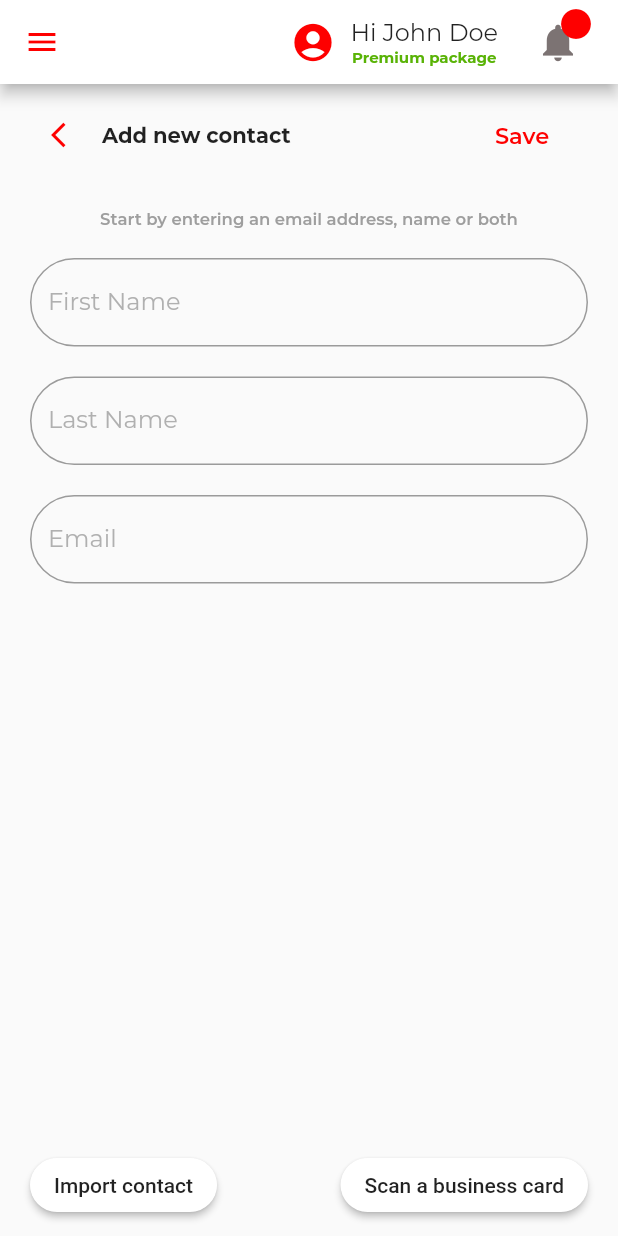
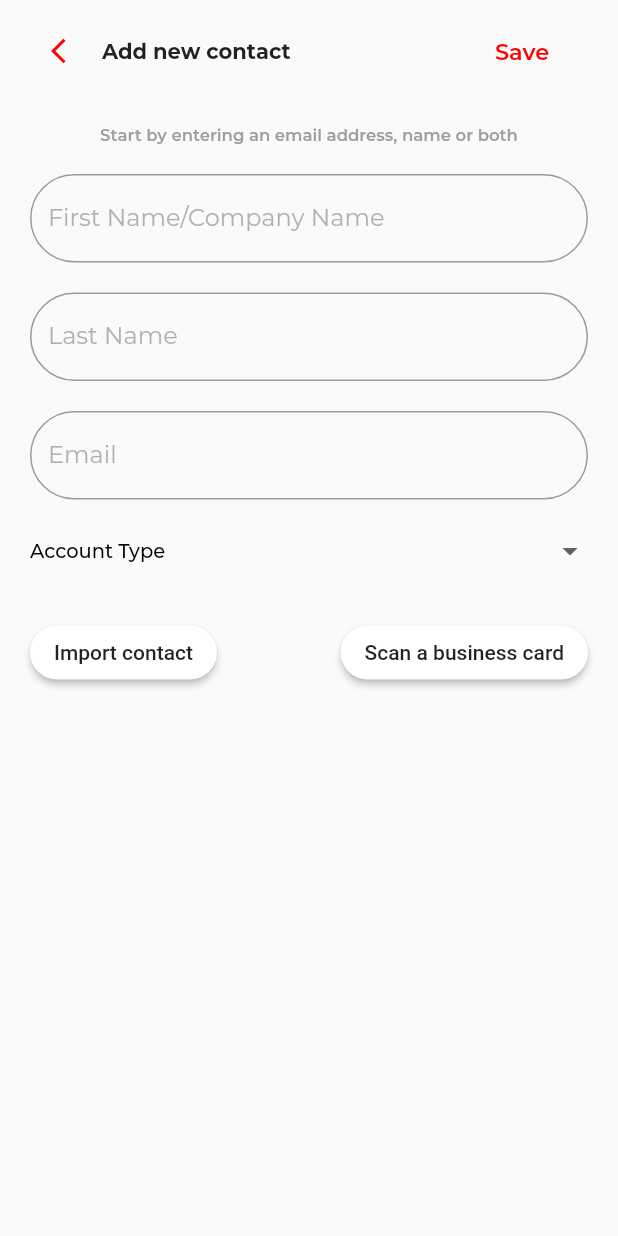
Before and after one commit to enzomarc/affirmedme, a Flutter app: the ContactsPage screen opened by its route, after a tap on the "add" icon, on a phone screen of 412 x 824 dp. Run offline on Flutter 3.47's test engine with Material 2 defaults, Android fonts, the phone set to English and light mode, and no system bars; our stand-ins replace dio, flutter_datetime_picker, grouped_list, shared_preferences; accounts and stored records are empty; project files that could hold a hidden picture were left out.

Commit message:
feat(contact): store and load contacts

```diff
--- /dev/null
+++ b/lib/core/models/contact.dart
@@ -0,0 +1,35 @@
+class Contact {
+  String id;
+  String firstName;
+  String lastName;
+  String email;
+  String type;
+
+  Contact({
+    this.id,
+    this.firstName,
+    this.lastName,
+    this.email,
+    this.type,
+  });
+
+  Contact.fromJson(Map<String, dynamic> json) {
+    id = json['id'];
+    firstName = json['first_name'];
+    lastName = json['last_name'];
+    email = json['email'];
+    type = json['type'];
+  }
+
+  Map<String, dynamic> toJson() {
+    final Map<String, dynamic> data = new Map<String, dynamic>();
+
+    data['id'] = this.id;
+    data['first_name'] = this.firstName;
+    data['last_name'] = this.lastName;
+    data['email'] = this.email;
+    data['type'] = this.type;
+
+    return data;
+  }
+}
--- a/lib/main.dart
+++ b/lib/main.dart
@@ -1,5 +1,6 @@
 import 'package:flutter/material.dart';
 import 'package:kronosme/core/affirmed.dart';
+import 'package:kronosme/providers/contact_provider.dart';
 import 'package:kronosme/providers/goal_provider.dart';
 import 'package:kronosme/providers/module_provider.dart';
 import 'package:kronosme/providers/reminder_provider.dart';
@@ -27,7 +28,10 @@ void main() async {
         ),
         ChangeNotifierProvider(
           create: (_) => ReminderProvider(),
-        )
+        ),
+        ChangeNotifierProvider(
+          create: (_) => ContactProvider(),
+        ),
       ],
       child: Affirmed(connected ? '/dashboard' : '/login'),
     ),
--- /dev/null
+++ b/lib/providers/contact_provider.dart
@@ -0,0 +1,16 @@
+import 'package:flutter/foundation.dart';
+import 'package:kronosme/core/models/contact.dart';
+import 'package:kronosme/services/contact_service.dart';
+
+class ContactProvider extends ChangeNotifier {
+  List<Contact> contacts = [];
+
+  getContacts() {
+    contactService.getContacts().then((value) {
+      contacts = value;
+      notifyListeners();
+    }).catchError((error) {
+      print(error);
+    });
+  }
+}
--- a/lib/screens/add_contact.dart
+++ b/lib/screens/add_contact.dart
@@ -1,9 +1,17 @@
 import 'package:flutter/material.dart';
+import 'package:kronosme/core/utils/helpers.dart';
+import 'package:kronosme/providers/contact_provider.dart';
+import 'package:kronosme/services/contact_service.dart';
+import 'package:provider/provider.dart';
 
 class AddContactPage extends StatefulWidget {
   @override
   _AddContactPageState createState() => _AddContactPageState();
 }
+
+GlobalKey<ScaffoldState> scaffoldKey = GlobalKey<ScaffoldState>();
+String selectedType = 'Account Type';
+List<String> types = ['Account Type', 'Contact', 'Company'];
 
 class _AddContactPageState extends State<AddContactPage> {
   @override
@@ -11,100 +19,16 @@ class _AddContactPageState extends State<AddContactPage> {
     TextEditingController firstName = TextEditingController();
     TextEditingController lastName = TextEditingController();
     TextEditingController mail = TextEditingController();
+    final contactProvider =
+        Provider.of<ContactProvider>(context, listen: false);
 
-    return SafeArea(
-      child: Scaffold(
-        appBar: AppBar(
-          backgroundColor: Color(0xFFFFFFFF),
-          leading: IconButton(
-            icon: Icon(
-              Icons.menu,
-              color: Color(0xFFFE0000),
-            ),
-            onPressed: () {
-              setState(() {
-                print('The menu btn');
-              });
-            },
-          ),
-          title: Expanded(
-            child: Row(
-              mainAxisAlignment: MainAxisAlignment.end,
-              children: [
-                Row(
-                  children: [
-                    FlatButton(
-                      onPressed: () {
-                        setState(() {
-                          print(' The account Btn');
-                        });
-                      },
-                      child: Row(
-                        children: [
-                          Icon(
-                            Icons.account_circle,
-                            size: 30.0,
-                            color: Color(0xFFFE0000),
-                          ),
-                          SizedBox(
-                            width: 10.0,
-                          ),
-                          Container(
-                            alignment: Alignment.centerLeft,
-                            child: Column(
-                              children: [
-                                Text(
-                                  'Hi John Doe',
-                                  style: TextStyle(
-                                    fontFamily: 'Montserrat',
-                                    fontSize: 16.0,
-                                  ),
-                                ),
-                                Text(
-                                  'Premium package',
-                                  style: TextStyle(
-                                    fontFamily: 'Montserrat Bold',
-                                    fontSize: 10.0,
-                                    color: Color(0xFF59B306),
-                                  ),
-                                ),
-                              ],
-                            ),
-                          )
-                        ],
-                      ),
-                    ),
-                    Stack(
-                      children: [
-                        IconButton(
-                          icon: Icon(
-                            Icons.notifications,
-                            size: 30.0,
-                            color: Color(0xFF7C7373),
-                          ),
-                          onPressed: () {
-                            print('Notification');
-                          },
-                        ),
-                        Positioned(
-                          top: 0.0,
-                          right: 0.0,
-                          child: Icon(
-                            Icons.brightness_1,
-                            color: Color(0xFFFE0000),
-                          ),
-                        ),
-                      ],
-                    )
-                  ],
-                )
-              ],
-            ),
-          ),
-        ),
-        body: Container(
-          padding:
-              EdgeInsets.only(top: 10.0, left: 20.0, right: 20.0, bottom: 10.0),
+    return Scaffold(
+      key: scaffoldKey,
+      body: SafeArea(
+        child: SingleChildScrollView(
+          child: Container(
+            padding: EdgeInsets.only(
+                top: 10.0, left: 20.0, right: 20.0, bottom: 10.0),
             child: Column(
               mainAxisAlignment: MainAxisAlignment.spaceBetween,
               children: [
@@ -134,7 +58,37 @@ class _AddContactPageState extends State<AddContactPage> {
                           ],
                         ),
                         FlatButton(
-                        onPressed: () {},
+                          onPressed: () async {
+                            if (mail.text.isNotEmpty &&
+                                firstName.text.isNotEmpty &&
+                                selectedType != 'Account Type') {
+                              Map<String, dynamic> data = {
+                                'first_name': firstName.text,
+                                'last_name': lastName.text,
+                                'email': mail.text,
+                                'type': selectedType.toLowerCase(),
+                              };
+                              await contactService
+                                  .storeContact(data)
+                                  .then((saved) {
+                                if (saved) {
+                                  firstName.text = "";
+                                  lastName.text = "";
+                                  mail.text = "";
+
+                                  contactProvider.getContacts();
+                                  helpers.alert(scaffoldKey,
+                                      "Contact added successfully.");
+                                } else {
+                                  helpers.alert(
+                                      scaffoldKey, "Unable to add contact.");
+                                }
+                              });
+                            } else {
+                              helpers.alert(scaffoldKey,
+                                  "First name, email and account type are required.");
+                            }
+                          },
                           child: Text(
                             'Save',
                             style: TextStyle(
@@ -160,11 +114,42 @@ class _AddContactPageState extends State<AddContactPage> {
                     SizedBox(
                       height: 10.0,
                     ),
-                  InputField(controller: firstName, label: 'First Name'),
+                    InputField(
+                        controller: firstName,
+                        label: 'First Name/Company Name'),
                     InputField(controller: lastName, label: 'Last Name'),
                     InputField(controller: mail, label: 'Email'),
+                    DropdownButton(
+                      underline: Container(),
+                      isExpanded: true,
+                      style: TextStyle(
+                          fontFamily: 'Montserrat Bold',
+                          fontSize: 10.0,
+                          color: Colors.black),
+                      value: selectedType,
+                      items: types
+                          .map(
+                            (String item) => DropdownMenuItem(
+                              child: Text(
+                                item,
+                                style: TextStyle(
+                                  fontSize: 13.0,
+                                  fontFamily: 'Montserrat Medium',
+                                ),
+                              ),
+                              value: item,
+                            ),
+                          )
+                          .toList(),
+                      onChanged: (String item) {
+                        setState(() {
+                          selectedType = item;
+                        });
+                      },
+                    ),
                   ],
                 ),
+                SizedBox(height: 20.0),
                 Container(
                   child: Row(
                     mainAxisAlignment: MainAxisAlignment.spaceBetween,
@@ -191,6 +176,7 @@ class _AddContactPageState extends State<AddContactPage> {
                   ),
                 )
               ],
+            ),
           ),
         ),
       ),
--- a/lib/screens/contact.dart
+++ b/lib/screens/contact.dart
@@ -1,6 +1,8 @@
 import 'package:flutter/material.dart';
+import 'package:kronosme/providers/contact_provider.dart';
 import 'package:kronosme/screens/companies_list.dart';
 import 'package:kronosme/screens/contact_list.dart';
+import 'package:provider/provider.dart';
 
 class ContactsPage extends StatefulWidget {
   @override
@@ -11,10 +13,23 @@ class _ContactsPageState extends State<ContactsPage>
     with TickerProviderStateMixin {
   final PageStorageBucket bucket = PageStorageBucket();
   int selectedIndex = 0;
+
   List<Widget> tabs = [
     ContactsList(),
     CompaniesList(),
   ];
+
+  void loadInfo() async {
+    final contactProvider =
+        Provider.of<ContactProvider>(context, listen: false);
+    contactProvider.getContacts();
+  }
+
+  @override
+  void initState() {
+    loadInfo();
+    super.initState();
+  }
 
   @override
   Widget build(BuildContext context) {
@@ -22,94 +37,6 @@ class _ContactsPageState extends State<ContactsPage>
 
     return SafeArea(
       child: Scaffold(
-        appBar: AppBar(
-          backgroundColor: Color(0xFFFFFFFF),
-          leading: IconButton(
-            icon: Icon(
-              Icons.menu,
-              color: Color(0xFFFE0000),
-            ),
-            onPressed: () {
-              setState(() {
-                print('The menu btn');
-              });
-            },
-          ),
-          title: Expanded(
-            child: Row(
-              mainAxisAlignment: MainAxisAlignment.end,
-              children: [
-                Row(
-                  children: [
-                    FlatButton(
-                      onPressed: () {
-                        setState(() {
-                          print(' The account Btn');
-                        });
-                      },
-                      child: Row(
-                        children: [
-                          Icon(
-                            Icons.account_circle,
-                            size: 30.0,
-                            color: Color(0xFFFE0000),
-                          ),
-                          SizedBox(
-                            width: 10.0,
-                          ),
-                          Container(
-                            alignment: Alignment.centerLeft,
-                            child: Column(
-                              children: [
-                                Text(
-                                  'Hi John Doe',
-                                  style: TextStyle(
-                                    fontFamily: 'Montserrat',
-                                    fontSize: 16.0,
-                                  ),
-                                ),
-                                Text(
-                                  'Premium package',
-                                  style: TextStyle(
-                                    fontFamily: 'Montserrat Bold',
-                                    fontSize: 10.0,
-                                    color: Color(0xFF59B306),
-                                  ),
-                                ),
-                              ],
-                            ),
-                          )
-                        ],
-                      ),
-                    ),
-                    Stack(
-                      children: [
-                        IconButton(
-                          icon: Icon(
-                            Icons.notifications,
-                            size: 30.0,
-                            color: Color(0xFF7C7373),
-                          ),
-                          onPressed: () {
-                            print('Notification');
-                          },
-                        ),
-                        Positioned(
-                          top: 0.0,
-                          right: 0.0,
-                          child: Icon(
-                            Icons.brightness_1,
-                            color: Color(0xFFFE0000),
-                          ),
-                        ),
-                      ],
-                    )
-                  ],
-                )
-              ],
-            ),
-          ),
-        ),
         body: Container(
           padding: EdgeInsets.all(5.0),
           child: Column(
--- a/lib/screens/contact_list.dart
+++ b/lib/screens/contact_list.dart
@@ -1,5 +1,8 @@
 import 'package:flutter/material.dart';
 import 'package:grouped_list/grouped_list.dart';
+import 'package:kronosme/core/models/contact.dart';
+import 'package:kronosme/providers/contact_provider.dart';
+import 'package:provider/provider.dart';
 
 class ContactsList extends StatefulWidget {
   @override
@@ -13,20 +16,6 @@ class _ContactsListState extends State<ContactsList> {
   @override
   Widget build(BuildContext context) {
     List<String> filter = ['Sorted by', 'Name', 'Address', 'Mail'];
-    List<String> contacts = [
-      'Alexander Bell',
-      'Annah Baker',
-      'Alphonse Elric',
-      'Booba',
-      'Kaaris',
-      'Cyllian Murphy',
-      'Carl Gallagher',
-      'Freeze Corleone',
-      'Mister You',
-      'Rey Mysterio',
-      'Professeur Xavier',
-      'Zedicus Zous Zoulander'
-    ];
 
     return Scaffold(
       floatingActionButton: FloatingActionButton(
@@ -101,18 +90,25 @@ class _ContactsListState extends State<ContactsList> {
               ),
             ),
             Expanded(
-              child: GroupedListView(
+              child: Consumer<ContactProvider>(
+                builder: (context, value, child) {
+                  List<Contact> contacts = value.contacts
+                      .where((contact) => contact.type == 'contact')
+                      .toList();
+
+                  return GroupedListView(
                     elements: contacts,
-                groupBy: (String contact) => contact[0],
-                itemBuilder: (context, element) => Container(
-                  padding:
-                      EdgeInsets.symmetric(vertical: 15.0, horizontal: 10.0),
-                  margin: EdgeInsets.symmetric(vertical: 2.0, horizontal: 5.0),
+                    groupBy: (Contact contact) => contact.firstName[0],
+                    itemBuilder: (context, Contact contact) => Container(
+                      padding: EdgeInsets.symmetric(
+                          vertical: 15.0, horizontal: 10.0),
+                      margin:
+                          EdgeInsets.symmetric(vertical: 2.0, horizontal: 5.0),
                       decoration: BoxDecoration(
                         color: Colors.grey.withOpacity(0.1),
                       ),
                       child: Text(
-                    element,
+                        "${contact.firstName} ${contact.lastName}",
                         style: TextStyle(
                           fontFamily: 'Montserrat SemiBold',
                           fontSize: 13.0,
@@ -129,6 +125,8 @@ class _ContactsListState extends State<ContactsList> {
                         ),
                       ),
                     ),
+                  );
+                },
               ),
             ),
           ],
--- /dev/null
+++ b/lib/services/contact_service.dart
@@ -0,0 +1,69 @@
+import 'package:dio/dio.dart';
+import 'package:kronosme/core/models/contact.dart';
+import 'package:kronosme/core/models/user.dart';
+import 'package:kronosme/core/networker.dart';
+import 'package:kronosme/services/auth_service.dart';
+
+class ContactService {
+  List<Contact> contacts = [];
+
+  Future<List<Contact>> getContacts() async {
+    try {
+      User user = await auth.user();
+      Response response = await worker.get("/contacts/${user.id}");
+
+      if (response.statusCode != 200)
+        return contacts;
+      else {
+        List data = response.data as List;
+        contacts =
+            List<Contact>.from(data.map((json) => Contact.fromJson(json)));
+
+        return contacts;
+      }
+    } on DioError catch (e) {
+      print(e);
+      return contacts;
+    }
+  }
+
+  Future<bool> storeContact(Map<String, dynamic> data) async {
+    try {
+      User user = await auth.user();
+      Response response =
+          await worker.post("/contacts/${user.id}", params: data);
+
+      return response.statusCode == 201;
+    } on DioError catch (e) {
+      print(e);
+      return false;
+    }
+  }
+
+  Future<bool> updateContact(String id, Map<String, dynamic> data) async {
+    try {
+      User user = await auth.user();
+      Response response =
+          await worker.put("/contacts/${user.id}/$id", params: data);
+
+      return response.statusCode == 200;
+    } on DioError catch (e) {
+      print(e);
+      return false;
+    }
+  }
+
+  Future<bool> deleteContact(String id) async {
+    try {
+      User user = await auth.user();
+      Response response = await worker.delete("/contacts/${user.id}/$id");
+
+      return response.statusCode == 200;
+    } on DioError catch (e) {
+      print(e);
+      return false;
+    }
+  }
+}
+
+ContactService contactService = ContactService();
```
Also changed, not shown: lib/screens/companies_list.dart (+31 -13 lines), lib/screens/dashboard/container.dart (+5 -2 lines). Lines whose indentation alone changed are shown as unchanged.
